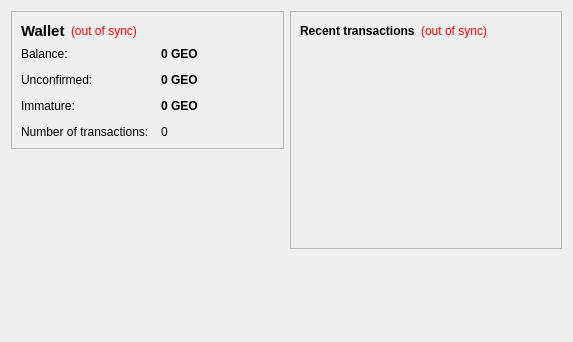
First picture: the form in src/qt/forms/overviewpage.ui, repository obsidiancoin/obsidiancoin, before the edit.
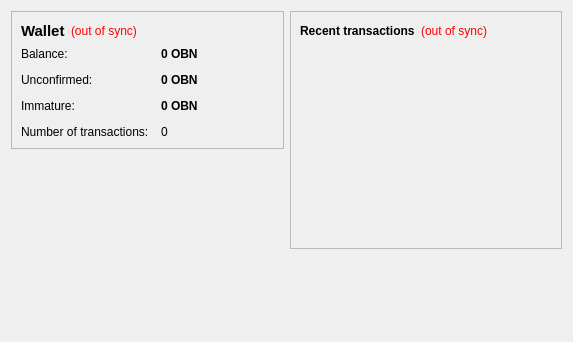
Second picture: the form after the edit.

```diff
--- a/src/qt/forms/overviewpage.ui
+++ b/src/qt/forms/overviewpage.ui
@@ -105,7 +105,7 @@
              <string>Your current balance</string>
             </property>
             <property name="text">
-             <string notr="true">0 GEO</string>
+             <string notr="true">0 OBN</string>
             </property>
             <property name="textInteractionFlags">
              <set>Qt::LinksAccessibleByMouse|Qt::TextSelectableByKeyboard|Qt::TextSelectableByMouse</set>
@@ -134,7 +134,7 @@
              <string>Total of transactions that have yet to be confirmed, and do not yet count toward the current balance</string>
             </property>
             <property name="text">
-             <string notr="true">0 GEO</string>
+             <string notr="true">0 OBN</string>
             </property>
             <property name="textInteractionFlags">
              <set>Qt::LinksAccessibleByMouse|Qt::TextSelectableByKeyboard|Qt::TextSelectableByMouse</set>
@@ -177,7 +177,7 @@
              <string>Mined balance that has not yet matured</string>
             </property>
             <property name="text">
-             <string notr="true">0 GEO</string>
+             <string notr="true">0 OBN</string>
             </property>
             <property name="textInteractionFlags">
              <set>Qt::LinksAccessibleByMouse|Qt::TextSelectableByKeyboard|Qt::TextSelectableByMouse</set>
```
